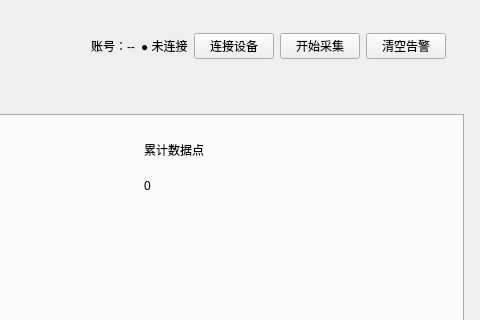
tianwen42/Mu-Monitor, file src/ui/mainwindow.ui: the form before one commit; both pictures show x 880 to 1360 and y 0 to 320 of the 1360 by 860 pixel window.
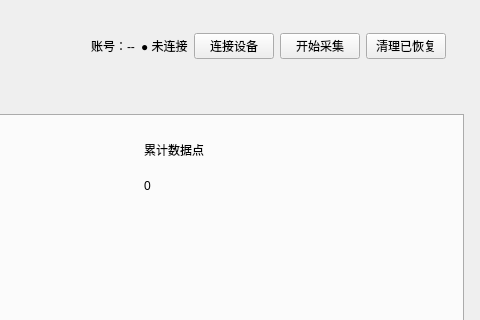
The form after the commit.

Commit message: feat: 完成告警确认与恢复界面闭环

```diff
--- a/src/ui/mainwindow.ui
+++ b/src/ui/mainwindow.ui
@@ -32,7 +32,7 @@
        <item><widget class="QLabel" name="currentUserLabel"><property name="text"><string>账号：--</string></property></widget></item><item><widget class="QLabel" name="connectionStatusLabel"><property name="text"><string>● 未连接</string></property></widget></item>
        <item><widget class="QPushButton" name="connectButton"><property name="text"><string>连接设备</string></property></widget></item>
        <item><widget class="QPushButton" name="startButton"><property name="text"><string>开始采集</string></property></widget></item>
-       <item><widget class="QPushButton" name="clearAlarmButton"><property name="text"><string>清空告警</string></property></widget></item>
+       <item><widget class="QPushButton" name="clearAlarmButton"><property name="text"><string>清理已恢复</string></property></widget></item>
       </layout>
      </widget>
     </item>
```
Left out of the diff: 2 changed lines with no effect on the pictures. The commit also changes 7 other files.
